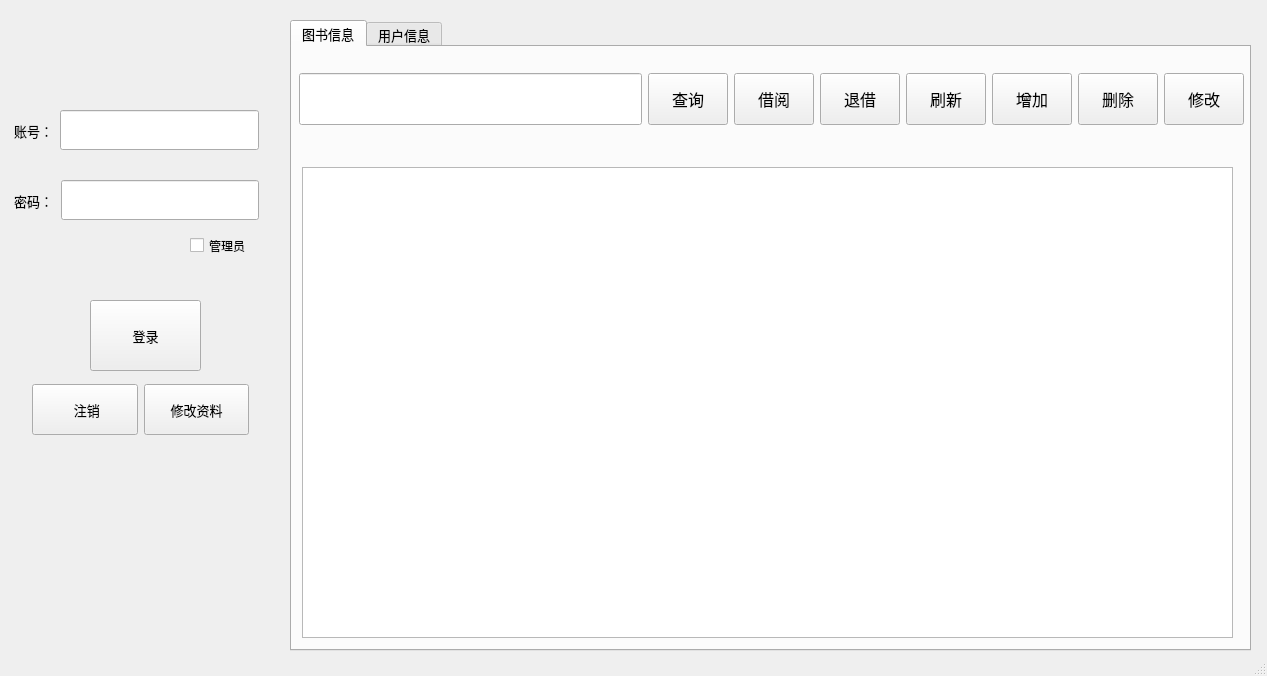
The window that mainwindow.ui (channile/LibrarySystem) describes before a commit, drawn with Qt 5.
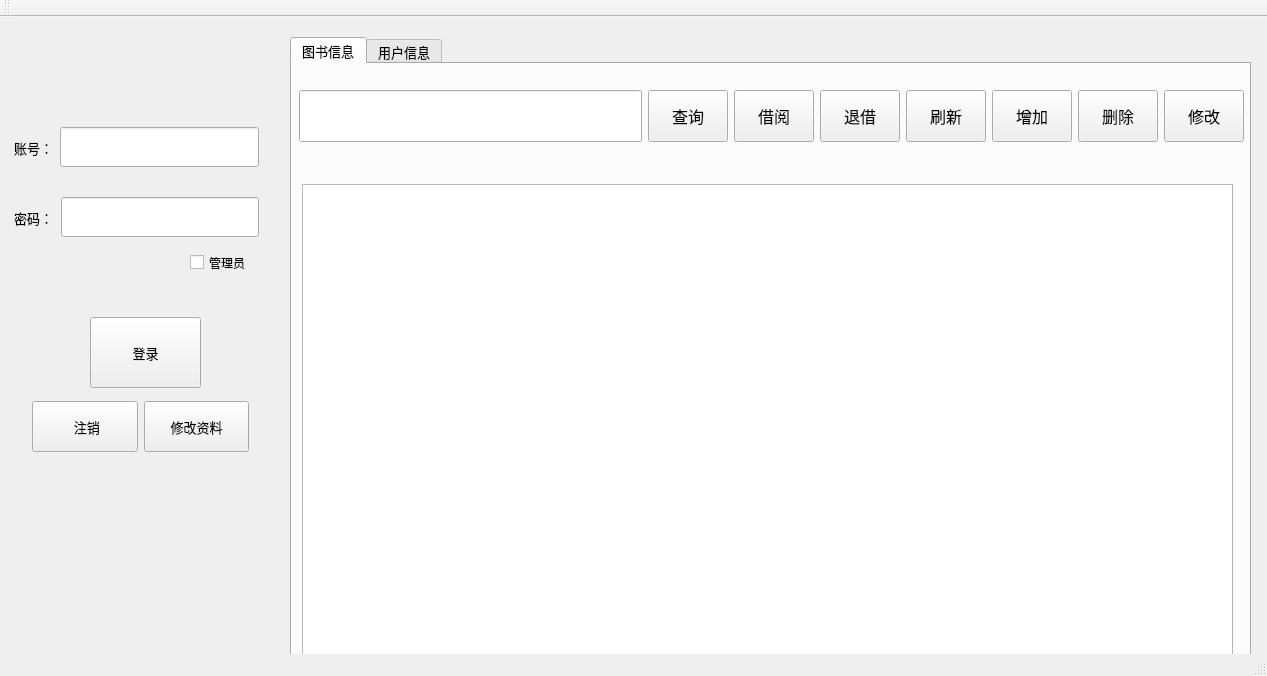
The same window after the commit.

What changed in the file:
```diff
--- a/mainwindow.ui
+++ b/mainwindow.ui
@@ -576,6 +576,17 @@
    <zorder>horizontalLayoutWidget_5</zorder>
   </widget>
   <widget class="QStatusBar" name="statusbar"/>
+  <widget class="QToolBar" name="toolBar">
+   <property name="windowTitle">
+    <string>toolBar</string>
+   </property>
+   <attribute name="toolBarArea">
+    <enum>TopToolBarArea</enum>
+   </attribute>
+   <attribute name="toolBarBreak">
+    <bool>false</bool>
+   </attribute>
+  </widget>
  </widget>
  <resources/>
  <connections/>
```
